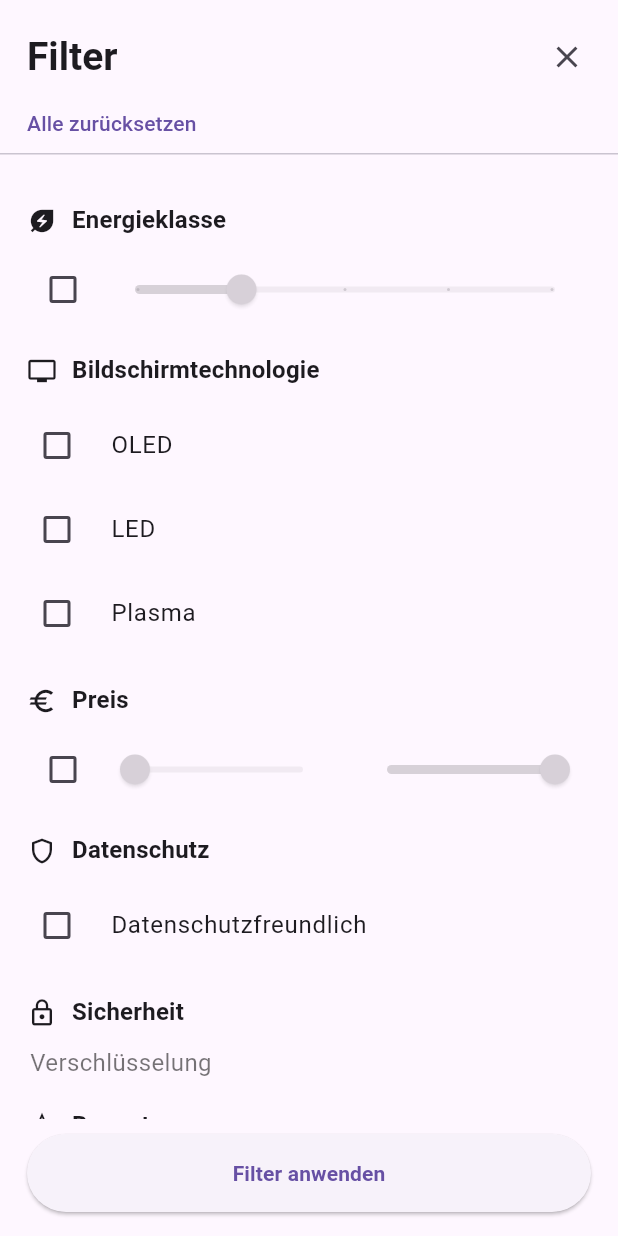
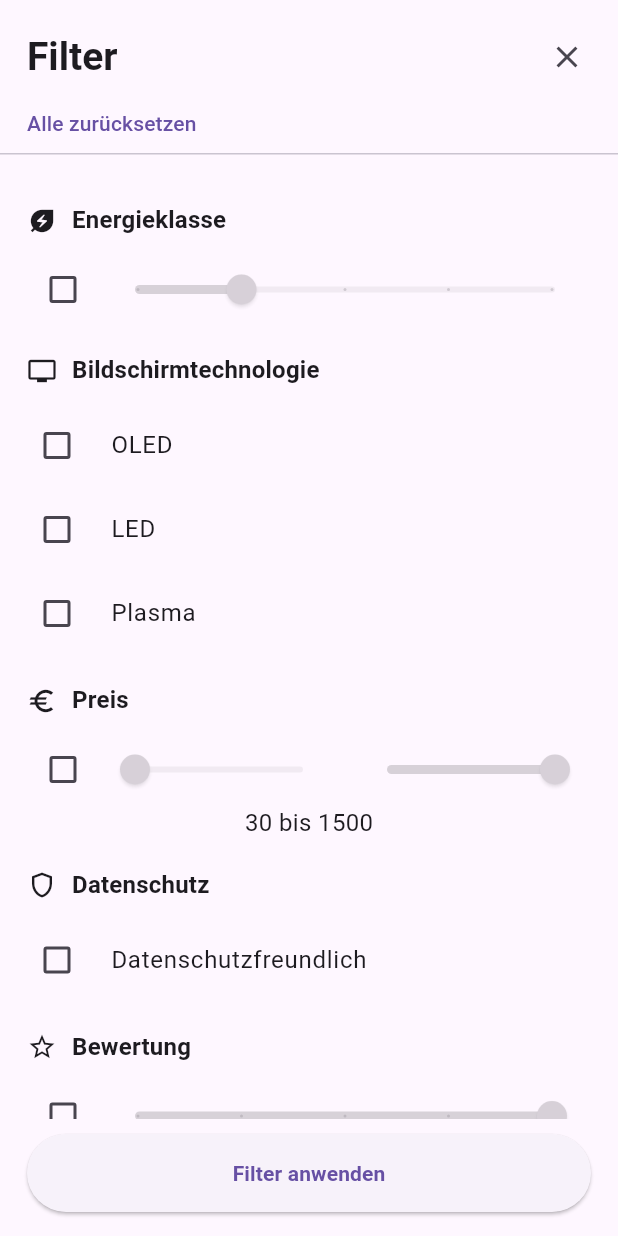
Before and after one commit to carlvv/YourAlternative, a Flutter app: the FilterPage screen opened by its route, on a phone screen of 412 x 824 dp. Run offline on Flutter 3.47's test engine with Material 3 defaults, Android fonts, the phone set to English and light mode, and no system bars.

Commit message:
Update common.dart, main.dart, filter.dart, and 1 more file

```diff
--- a/lib/common.dart
+++ b/lib/common.dart
@@ -160,7 +160,7 @@ void prepareData() {
     [],
     bildschirmtechnologie: "OLED",
     datenschutzfreundlich: false,
-    energieklasse: "A",
+    energieklasse: "A+",
   );
   catalog.add(fernseherLG);
   final Entry fernseherPhilips = Entry(
--- a/lib/main.dart
+++ b/lib/main.dart
@@ -24,6 +24,7 @@ class YourAlternativeApp extends StatelessWidget {
         "/landingpage": (context) => const LandingPage(),
         "/searchresultspage": (context) => const SearchResultsPage(),
         "/filterpage": (context) => const FilterPage(),
+        "/catalog": (context) => const CatalogPage(),
       },
     );
   }
--- a/lib/pages/filter.dart
+++ b/lib/pages/filter.dart
@@ -1,5 +1,4 @@
 import 'package:flutter/material.dart';
-import 'package:youralternative/common.dart';
 
 double filterEnergieSlider = 1;
 bool filterEnergieCheck = false;
@@ -251,6 +250,15 @@ class _FilterPageState extends State<FilterPage> {
                           ),
                         ],
                       ),
+                      Expanded(
+                        child: Column(
+                          children: [
+                            Text(
+                              "${filterPreisVonSlider.round()} bis ${filterPreisBisSlider.round()}",
+                            ),
+                          ],
+                        ),
+                      ),
 
                       _sectionTitle(Icons.shield_outlined, "Datenschutz"),
                       CheckboxListTile(
@@ -262,16 +270,6 @@ class _FilterPageState extends State<FilterPage> {
                           () => filterDatenschutzfreundlich = v ?? false,
                         ),
                       ),
-
-                      _sectionTitle(Icons.lock_outline, "Sicherheit"),
-                      const Padding(
-                        padding: EdgeInsets.only(left: 2),
-                        child: Text(
-                          "Verschlüsselung",
-                          style: TextStyle(color: Colors.black54),
-                        ),
-                      ),
-
                       _sectionTitle(Icons.star_outline, "Bewertung"),
                       Row(
                         children: [
```
Also changed, not shown: lib/pages/landingpage.dart (+58 -6 lines).
